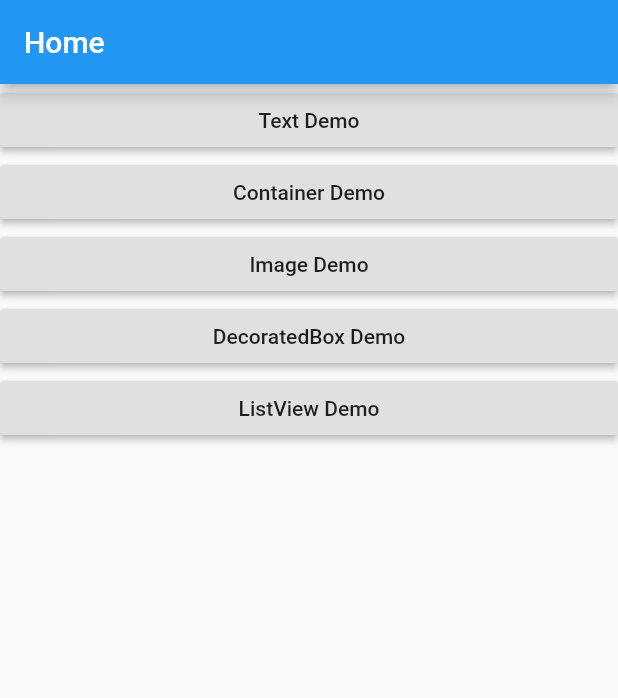
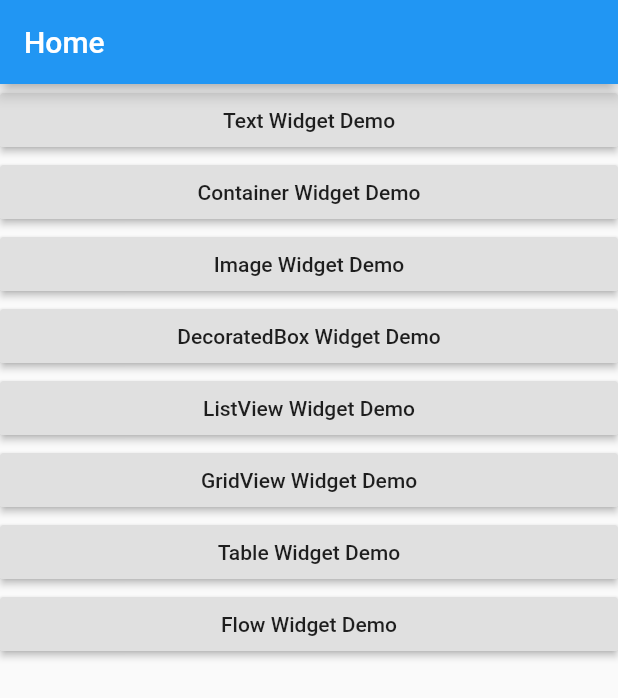
Before and after one commit to kkhu/flutter-demos, a Flutter app: the screen it shows after launch, on a phone screen of 412 x 824 dp. Shown: the top 698 px of the screen. Run offline on Flutter 3.47's test engine with Material 2 defaults, Android fonts, the phone set to English and light mode, and no system bars.

Commit message:
add demos

```diff
--- a/lib/main.dart
+++ b/lib/main.dart
@@ -1,10 +1,12 @@
 import 'package:flutter/material.dart';
-import 'package:flutter_demos/pages/text_demo.dart';
-import 'package:flutter_demos/pages/container_demo.dart';
-import 'package:flutter_demos/pages/image_demo.dart';
-import 'package:flutter_demos/pages/decoratedbox_demo.dart';
-import 'package:flutter_demos/pages/listview_demo.dart';
-
+import 'package:flutter_demos/widgets/text_demo.dart';
+import 'package:flutter_demos/widgets/container_demo.dart';
+import 'package:flutter_demos/widgets/image_demo.dart';
+import 'package:flutter_demos/widgets/decoratedbox_demo.dart';
+import 'package:flutter_demos/widgets/listview_demo.dart';
+import 'package:flutter_demos/widgets/gridview_demo.dart';
+import 'package:flutter_demos/widgets/table_demo.dart';
+import 'package:flutter_demos/widgets/flow_demo.dart';
 void main() => runApp(App());
 
 class App extends StatelessWidget {
@@ -13,12 +15,18 @@ class App extends StatelessWidget {
     return MaterialApp(
       routes: {
         '/': (context) => Home(),
-        '/textDemo': (context) => TextDemo(),
-        '/containerDemo': (context) => ContainerDemo(),
-        '/imageDemo': (context) => ImageDemo(),
-        '/decoratedBoxDemo': (context) => DecoratedBoxDemo(),
-        '/listViewDemo': (context) => ListViewDemo(),
+        '/textWidgetDemo': (context) => TextWidgetDemo(),
+        '/containerWidgetDemo': (context) => ContainerWidgetDemo(),
+        '/imageWidgetDemo': (context) => ImageWidgetDemo(),
+        '/decoratedBoxWidgetDemo': (context) => DecoratedBoxWidgetDemo(),
+        '/listViewWidgetDemo': (context) => ListViewWidgetDemo(),
+        '/gridViewWidgetDemo': (context) => GridViewWidgetDemo(),
+        '/tableWidgetDemo': (context) => TableWidgetDemo(),
+        '/flowWidgetDemo': (context) => FlowWidgetDemo(),
       },
+      // initialRoute: '/textWidgetDemo',
+      debugShowMaterialGrid: false,
+      debugShowCheckedModeBanner: false
     );
   }
 }
@@ -33,33 +41,51 @@ class Home extends StatelessWidget {
       body: ListView(
         children: [
           RaisedButton(
-            child: Text('Text Demo'),
+            child: Text('Text Widget Demo'),
             onPressed: () {
-              Navigator.pushNamed(context, '/textDemo');
+              Navigator.pushNamed(context, '/textWidgetDemo');
             },
           ),
           RaisedButton(
-            child: Text('Container Demo'),
+            child: Text('Container Widget Demo'),
             onPressed: () {
-              Navigator.pushNamed(context, '/containerDemo');
+              Navigator.pushNamed(context, '/containerWidgetDemo');
             },
           ),
           RaisedButton(
-            child: Text('Image Demo'),
+            child: Text('Image Widget Demo'),
             onPressed: () {
-              Navigator.pushNamed(context, '/imageDemo');
+              Navigator.pushNamed(context, '/imageWidgetDemo');
             },
           ),
           RaisedButton(
-            child: Text('DecoratedBox Demo'),
+            child: Text('DecoratedBox Widget Demo'),
             onPressed: () {
-              Navigator.pushNamed(context, '/decoratedBoxDemo');
+              Navigator.pushNamed(context, '/decoratedBoxWidgetDemo');
             },
           ),
           RaisedButton(
-            child: Text('ListView Demo'),
+            child: Text('ListView Widget Demo'),
             onPressed: () {
-              Navigator.pushNamed(context, '/listViewDemo');
+              Navigator.pushNamed(context, '/listViewWidgetDemo');
+            },
+          ),
+          RaisedButton(
+            child: Text('GridView Widget Demo'),
+            onPressed: () {
+              Navigator.pushNamed(context, '/gridViewWidgetDemo');
+            },
+          ),
+          RaisedButton(
+            child: Text('Table Widget Demo'),
+            onPressed: () {
+              Navigator.pushNamed(context, '/tableWidgetDemo');
+            },
+          ),
+          RaisedButton(
+            child: Text('Flow Widget Demo'),
+            onPressed: () {
+              Navigator.pushNamed(context, '/flowWidgetDemo');
             },
           ),
         ],
--- a/lib/pages/container_demo.dart
+++ b/lib/widgets/container_demo.dart
@@ -7,7 +7,7 @@ import 'package:flutter/services.dart';
 
 */
 
-class ContainerDemo extends StatelessWidget {
+class ContainerWidgetDemo extends StatelessWidget {
   @override
   Widget build(BuildContext context) {
     return Scaffold(
--- a/lib/pages/decoratedbox_demo.dart
+++ b/lib/widgets/decoratedbox_demo.dart
@@ -42,7 +42,7 @@ import 'package:flutter/material.dart';
 
 */
 
-class DecoratedBoxDemo extends StatelessWidget {
+class DecoratedBoxWidgetDemo extends StatelessWidget {
   @override
   Widget build(BuildContext context) {
     return Scaffold(
--- a/lib/pages/image_demo.dart
+++ b/lib/widgets/image_demo.dart
@@ -17,7 +17,7 @@ Image
 
 */
 
-class ImageDemo extends StatelessWidget {
+class ImageWidgetDemo extends StatelessWidget {
   @override
   Widget build(BuildContext context) {
     return Scaffold(
--- a/lib/pages/listview_demo.dart
+++ b/lib/widgets/listview_demo.dart
@@ -1,6 +1,6 @@
 import 'package:flutter/material.dart';
 
-class ListViewDemo extends StatelessWidget {
+class ListViewWidgetDemo extends StatelessWidget {
   @override
   Widget build(BuildContext context) {
     return Scaffold(
--- a/lib/pages/text_demo.dart
+++ b/lib/widgets/text_demo.dart
@@ -26,7 +26,7 @@ import 'package:flutter/material.dart';
 
 */
 
-class TextDemo extends StatelessWidget {
+class TextWidgetDemo extends StatelessWidget {
   @override
   Widget build(BuildContext context) {
     return Scaffold(
--- a/pubspec.yaml
+++ b/pubspec.yaml
@@ -51,6 +51,11 @@ flutter:
   assets:
     - images/img1.jpg
     - images/img2.jpg
+    - images/img3.jpg
+    - images/img4.jpg
+    - images/img5.jpg
+    - images/img6.jpg
+
   # An image asset can refer to one or more resolution-specific "variants", see
   # https://flutter.dev/assets-and-images/#resolution-aware.
 
```
Also changed, not shown: lib/widgets/flow_demo.dart (added, +144 -0 lines), lib/widgets/gridview_demo.dart (added, +127 -0 lines), lib/widgets/table_demo.dart (added, +53 -0 lines), images/img3.jpg (added), images/img4.jpg (added), images/img5.jpg (added), images/img6.jpg (added), 1 other file.
